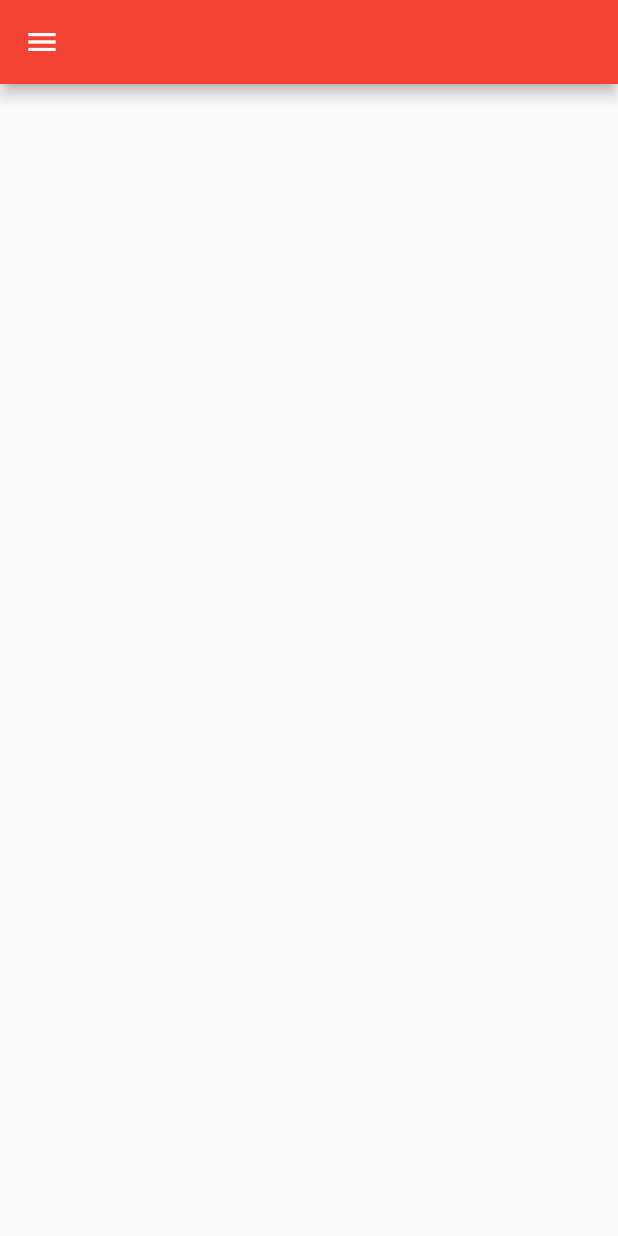
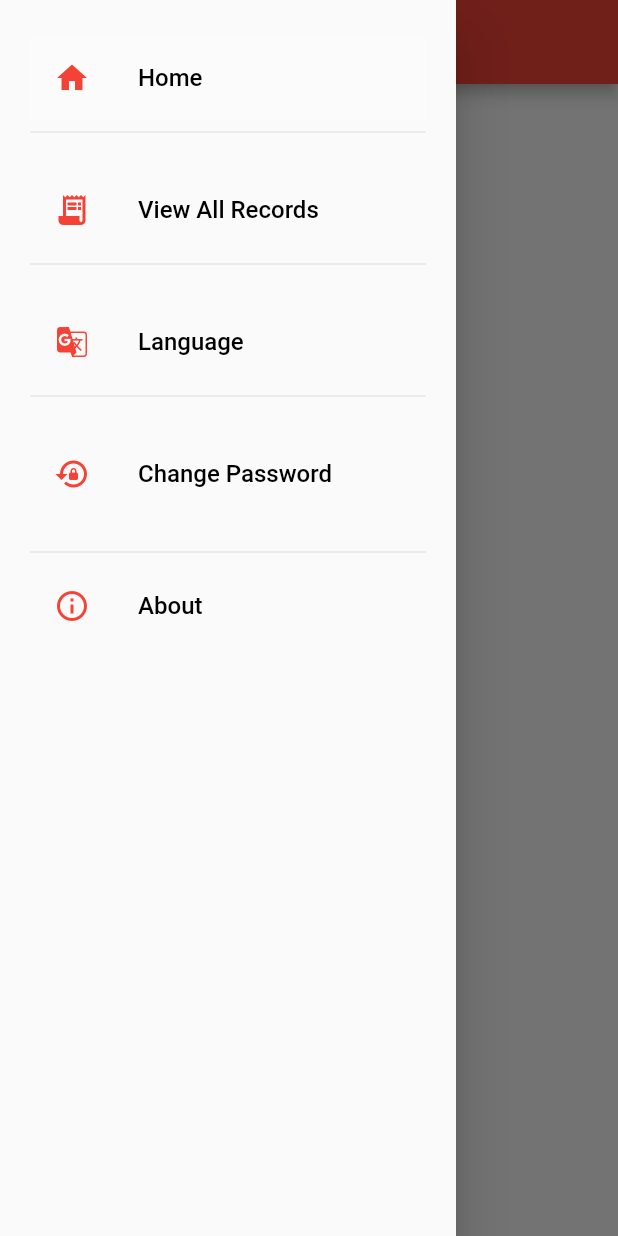
Before and after one commit to AungMyoThuOC/Gems-Record, a Flutter app: the screen it shows after launch, with the side drawer open (before the commit the screen has no drawer), on a phone screen of 412 x 824 dp. Run offline on Flutter 3.47's test engine with Material 2 defaults, Android fonts, the light colour scheme and no system bars.

Commit message:
done drawer

```diff
--- a/lib/homepage.dart
+++ /dev/null
@@ -1,23 +0,0 @@
-import 'package:flutter/material.dart';
-
-class HomePage extends StatefulWidget {
-  const HomePage({Key? key}) : super(key: key);
-
-  @override
-  State<HomePage> createState() => _HomePageState();
-}
-
-class _HomePageState extends State<HomePage> {
-  @override
-  Widget build(BuildContext context) {
-    return Scaffold(
-      appBar: AppBar(
-        backgroundColor: Colors.red,
-        leading: IconButton(
-          onPressed: () {},
-          icon: Icon(Icons.menu),
-        ),
-      ),
-    );
-  }
-}
--- a/lib/main.dart
+++ b/lib/main.dart
@@ -1,6 +1,13 @@
 import 'package:flutter/material.dart';
+import 'package:gems_records/model/navigation_item.dart';
+import 'package:gems_records/provider/navigation_provider.dart';
+import 'package:provider/provider.dart';
 
-import 'homepage.dart';
+import 'page/about.dart';
+import 'page/change_pass_page.dart';
+import 'page/language_page.dart';
+import 'page/home_page.dart';
+import 'page/view_all_record_page.dart';
 
 void main() {
   runApp(const MyApp());
@@ -11,16 +18,163 @@ class MyApp extends StatelessWidget {
 
   @override
   Widget build(BuildContext context) {
-    return MaterialApp(
-      debugShowCheckedModeBanner: false,
-      title: 'Gems Records',
-      initialRoute: '/',
-      routes: {
-        '/': (context) => const HomePage(),
-      },
-      theme: ThemeData(
-        primarySwatch: Colors.blue,
+    return ChangeNotifierProvider(
+      create: (context) => NavigationProvider(),
+      child: const MaterialApp(
+        debugShowCheckedModeBanner: false,
+        title: 'Gems Records',
+        // initialRoute: '/',
+        // routes: {
+        //   '/': (context) => const HomePage(),
+        // },
+        home: MainPage(),
       ),
     );
   }
 }
+
+class MainPage extends StatefulWidget {
+  const MainPage({Key? key}) : super(key: key);
+
+  @override
+  State<MainPage> createState() => _MainPageState();
+}
+
+class _MainPageState extends State<MainPage> {
+  // var currentPage = DrawerSections.Home;
+  @override
+  Widget build(BuildContext context) => buildPage();
+
+  Widget buildPage() {
+    final provider = Provider.of<NavigationProvider>(context);
+    final navigationItem = provider.navigationItem;
+
+    switch (navigationItem) {
+      case NavigationItem.home:
+        return const HomePage();
+      case NavigationItem.view_all_record:
+        return const ViewRecordPage();
+      case NavigationItem.language:
+        return const LanguagePage();
+      case NavigationItem.change_password:
+        return const ChangePassPage();
+      case NavigationItem.about:
+        return const AboutPage();
+    }
+  }
+}
+
+
+//  return Scaffold(
+//       body: Container(
+//       // drawer: Drawer(
+//       //   child: SingleChildScrollView(
+//       //     child: Container(
+//       //       child: Column(
+//       //         children: [
+
+//       //         ],
+//       //       ),
+//       //     ),
+//       //   ),
+//       // ),
+//       ),
+//     );
+
+//   Widget MyDrawerList() {
+//     return Container(
+//       padding: EdgeInsets.only(top: 15),
+//       child: Column(
+//         children: [
+//           menuItem(1, "Home", Icons.home,
+//               currentPage == DrawerSections.Home ? true : false),
+//           const Divider(),
+//           menuItem(2, "View all Records", Icons.receipt_long,
+//               currentPage == DrawerSections.View_all_Records ? true : false),
+//           const Divider(),
+//           menuItem(3, "Language", Icons.g_translate_outlined,
+//               currentPage == DrawerSections.Language ? true : false),
+//           const Divider(),
+//           menuItem(4, "Change Password", Icons.lock_reset,
+//               currentPage == DrawerSections.Change_Password ? true : false),
+//           const Divider(),
+//           menuItem(5, "About", Icons.info_outline,
+//               currentPage == DrawerSections.About ? true : false),
+//         ],
+//       ),
+//     );
+//   }
+
+//   Widget menuItem(int id, String title, IconData icon, bool selected) {
+//     return Material(
+//       color: selected ? Colors.grey[300] : Colors.transparent,
+//       child: InkWell(
+//         onTap: () {
+//           Navigator.pop(context);
+//           setState(() {
+//             if (id == 1) {
+//               currentPage = DrawerSections.Home;
+//             } else if (id == 2) {
+//               currentPage == DrawerSections.View_all_Records;
+//             } else if (id == 3) {
+//               currentPage == DrawerSections.Language;
+//             } else if (id == 4) {
+//               currentPage == DrawerSections.Change_Password;
+//             } else if (id == 5) {
+//               currentPage == DrawerSections.About;
+//             }
+//           });
+//         },
+//         child: Padding(
+//           padding: const EdgeInsets.all(15.0),
+//           child: Row(
+//             children: [
+//               Expanded(
+//                 child: Icon(
+//                   icon,
+//                   size: 20,
+//                   color: Colors.red,
+//                 ),
+//               ),
+//               Expanded(
+//                 flex: 3,
+//                 child: Text(
+//                   title,
+//                   style: const TextStyle(
+//                     fontSize: 16,
+//                   ),
+//                 ),
+//               )
+//             ],
+//           ),
+//         ),
+//       ),
+//     );
+//   }
+// }
+
+// enum DrawerSections {
+//   // ignore: constant_identifier_names
+//   Home,
+//   // ignore: constant_identifier_names
+//   View_all_Records,
+//   // ignore: constant_identifier_names
+//   Language,
+//   // ignore: constant_identifier_names
+//   Change_Password,
+//   // ignore: constant_identifier_names
+//   About,
+// }
+
+// var container;
+//     if (currentPage == DrawerSections.Home) {
+//       container = const HomePage();
+//     } else if (currentPage == DrawerSections.View_all_Records) {
+//       container = const ViewRecordPage();
+//     } else if (currentPage == DrawerSections.Language) {
+//       container = const LanguagePage();
+//     } else if (currentPage == DrawerSections.Change_Password) {
+//       container = const ChangePassPage();
+//     } else if (currentPage == DrawerSections.About) {
+//       container = const AboutPage();
+//     }
--- a/lib/menu.dart
+++ /dev/null
@@ -1,15 +0,0 @@
-import 'package:flutter/material.dart';
-
-class MenuPage extends StatefulWidget {
-  const MenuPage({Key? key}) : super(key: key);
-
-  @override
-  State<MenuPage> createState() => _MenuPageState();
-}
-
-class _MenuPageState extends State<MenuPage> {
-  @override
-  Widget build(BuildContext context) {
-    return Scaffold();
-  }
-}
--- /dev/null
+++ b/lib/model/navigation_item.dart
@@ -0,0 +1,9 @@
+enum NavigationItem {
+  home,
+  // ignore: constant_identifier_names
+  view_all_record,
+  language,
+  // ignore: constant_identifier_names
+  change_password,
+  about,
+}
--- /dev/null
+++ b/lib/page/about.dart
@@ -0,0 +1,17 @@
+import 'package:flutter/material.dart';
+
+import '../widget/navigation_drawer_widget.dart';
+
+class AboutPage extends StatelessWidget {
+  const AboutPage({Key? key}) : super(key: key);
+
+  @override
+  Widget build(BuildContext context) => Scaffold(
+    drawer: const NavigationDrawerWidget(),
+    appBar: AppBar(
+      title: const Text("About"),
+      centerTitle: true,
+      backgroundColor: Colors.red,
+    ),
+  );
+}
--- /dev/null
+++ b/lib/page/change_pass_page.dart
@@ -0,0 +1,17 @@
+import 'package:flutter/material.dart';
+
+import '../widget/navigation_drawer_widget.dart';
+
+class ChangePassPage extends StatelessWidget {
+  const ChangePassPage({Key? key}) : super(key: key);
+
+  @override
+  Widget build(BuildContext context) => Scaffold(
+    drawer: const NavigationDrawerWidget(),
+    appBar: AppBar(
+      title: const Text("Change Password"),
+      centerTitle: true,
+      backgroundColor: Colors.red,
+    ),
+  );
+}
--- /dev/null
+++ b/lib/page/home_page.dart
@@ -0,0 +1,17 @@
+import 'package:flutter/material.dart';
+
+import '../widget/navigation_drawer_widget.dart';
+
+class HomePage extends StatelessWidget {
+  const HomePage({Key? key}) : super(key: key);
+
+  @override
+  Widget build(BuildContext context) => Scaffold(
+    drawer: const NavigationDrawerWidget(),
+    appBar: AppBar(
+      title: const Text("Home"),
+      centerTitle: true,
+      backgroundColor: Colors.red,
+    ),
+  );
+}
--- /dev/null
+++ b/lib/page/language_page.dart
@@ -0,0 +1,17 @@
+import 'package:flutter/material.dart';
+
+import '../widget/navigation_drawer_widget.dart';
+
+class LanguagePage extends StatelessWidget {
+  const LanguagePage({Key? key}) : super(key: key);
+
+  @override
+  Widget build(BuildContext context) => Scaffold(
+    drawer: const NavigationDrawerWidget(),
+    appBar: AppBar(
+      title: const Text("Language"),
+      centerTitle: true,
+      backgroundColor: Colors.red,
+    ),
+  );
+}
--- /dev/null
+++ b/lib/page/view_all_record_page.dart
@@ -0,0 +1,17 @@
+import 'package:flutter/material.dart';
+
+import '../widget/navigation_drawer_widget.dart';
+
+class ViewRecordPage extends StatelessWidget {
+  const ViewRecordPage({Key? key}) : super(key: key);
+
+  @override
+  Widget build(BuildContext context) => Scaffold(
+    drawer: const NavigationDrawerWidget(),
+    appBar: AppBar(
+      title: const Text("View All Record"),
+      centerTitle: true,
+      backgroundColor: Colors.red,
+    ),
+  );
+}
--- /dev/null
+++ b/lib/provider/navigation_provider.dart
@@ -0,0 +1,14 @@
+import 'package:flutter/material.dart';
+import 'package:gems_records/model/navigation_item.dart';
+
+class NavigationProvider extends ChangeNotifier {
+  NavigationItem _navigationItem = NavigationItem.home;
+
+  NavigationItem get navigationItem => _navigationItem;
+
+  void setNavigationItem(NavigationItem navigationItem) {
+    _navigationItem = navigationItem;
+
+    notifyListeners();
+  }
+}
--- /dev/null
+++ b/lib/widget/navigation_drawer_widget.dart
@@ -0,0 +1,105 @@
+import 'package:flutter/material.dart';
+import 'package:gems_records/provider/navigation_provider.dart';
+import 'package:provider/provider.dart';
+
+import '../model/navigation_item.dart';
+
+class NavigationDrawerWidget extends StatelessWidget {
+  const NavigationDrawerWidget({Key? key}) : super(key: key);
+
+  static final padding = EdgeInsets.symmetric(horizontal: 20);
+
+  @override
+  Widget build(BuildContext context) => Drawer(
+        child: Container(
+          child: ListView(
+            children: <Widget>[
+              Container(
+                padding: padding,
+                child: Column(
+                  children: [
+                    const SizedBox(
+                      height: 24,
+                    ),
+                    buildMenuItem(
+                      context,
+                      item: NavigationItem.home,
+                      text: 'Home',
+                      icon: Icons.home,
+                    ),
+                    const Divider(),
+                    const SizedBox(
+                      height: 16,
+                    ),
+                    buildMenuItem(context,
+                        item: NavigationItem.view_all_record,
+                        text: 'View All Records',
+                        icon: Icons.receipt_long),
+                    const Divider(),
+                    const SizedBox(
+                      height: 16,
+                    ),
+                    buildMenuItem(context,
+                        item: NavigationItem.language,
+                        text: 'Language',
+                        icon: Icons.g_translate_outlined),
+                    const Divider(),
+                    const SizedBox(
+                      height: 16,
+                    ),
+                    buildMenuItem(context,
+                        item: NavigationItem.change_password,
+                        text: 'Change Password',
+                        icon: Icons.lock_reset),
+                    const SizedBox(
+                      height: 16,
+                    ),
+                    const Divider(color: Colors.black12),
+                    buildMenuItem(context,
+                        item: NavigationItem.about,
+                        text: 'About',
+                        icon: Icons.info_outline),
+                  ],
+                ),
+              )
+            ],
+          ),
+        ),
+      );
+
+  Widget buildMenuItem(
+    BuildContext context, {
+    required NavigationItem item,
+    required String text,
+    required IconData icon,
+  }) {
+    final provider = Provider.of<NavigationProvider>(context);
+    final currentItem = provider.navigationItem;
+    final isSelected = item == currentItem;
+
+    final color = Colors.red;
+
+    return Material(
+      color: Colors.transparent,
+      child: ListTile(
+        selected: isSelected,
+        selectedTileColor: Colors.white24,
+        leading: Icon(
+          icon,
+          color: color,
+        ),
+        title: Text(text,
+            style: const TextStyle(
+              color: Colors.black,
+              fontSize: 16,
+            )),
+        onTap: () => selectItem(context, item),
+      ),
+    );
+  }
+
+  void selectItem(BuildContext context, NavigationItem item) {
+    final provider = Provider.of<NavigationProvider>(context, listen: false);
+    provider.setNavigationItem(item);
+  }
+}
--- a/pubspec.yaml
+++ b/pubspec.yaml
@@ -34,6 +34,7 @@ dependencies:
   # The following adds the Cupertino Icons font to your application.
   # Use with the CupertinoIcons class for iOS style icons.
   cupertino_icons: ^1.0.2
+  provider: ^6.0.3
 
 dev_dependencies:
   flutter_test:
```
Also changed, not shown: pubspec.lock.
